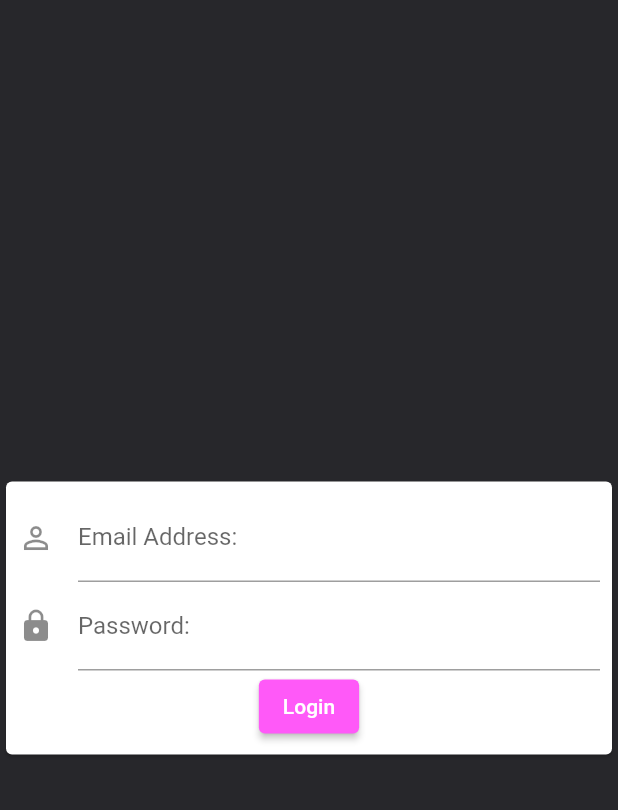
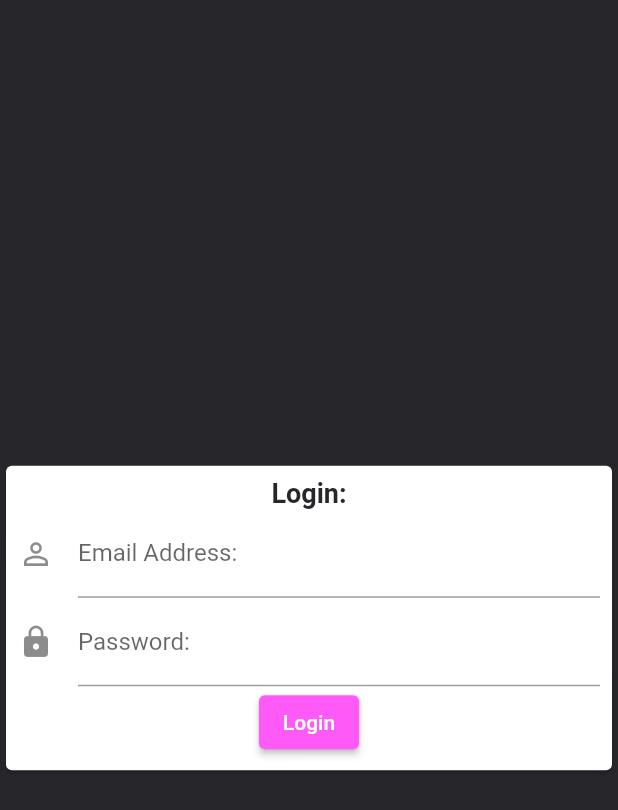
Before and after one commit to jacob1710/noteyio-flutter, a Flutter app: the screen it shows after launch, after a tap on "I Already have an account", on a phone screen of 412 x 824 dp. Shown: the top 810 px of the screen. Run offline on Flutter 3.47's test engine with Material 2 defaults, Android fonts, the phone set to English and light mode, and no system bars; our stand-ins replace get_it, stacked.

Commit message:
Add register view, add title to forms

```diff
--- a/lib/constants/app_styles.dart
+++ b/lib/constants/app_styles.dart
@@ -12,6 +12,11 @@ class AppStyles{
     color: kPrimaryColor,
     fontSize: 14,
     fontWeight: FontWeight.w600,
+  );
+  static const TextStyle kHeadingTextStyle = TextStyle(
+    color: kDefaultDarkColor,
+    fontSize: 18,
+    fontWeight: FontWeight.bold,
   );
 
   static const Color kDefaultDarkColor = Color(0xFF27272B);
--- a/lib/constants/route_names.dart
+++ b/lib/constants/route_names.dart
@@ -1,3 +1,4 @@
 class AppRouteNames{
   static const String kLoginViewRoute = "LoginView";
+  static const String kRegistrationViewRoute = "RegistrationView";
 }
--- a/lib/router.dart
+++ b/lib/router.dart
@@ -1,8 +1,7 @@
-
-
 import 'package:flutter/material.dart';
 import 'package:noteyio_flutter/constants/route_names.dart';
 import 'package:noteyio_flutter/views/authentication/login/login_view.dart';
+import 'package:noteyio_flutter/views/authentication/registration/registration_view.dart';
 
 Route<dynamic> generateRoute(RouteSettings settings) {
   print("Router Accessed.");
@@ -13,16 +12,19 @@ Route<dynamic> generateRoute(RouteSettings settings) {
         routeName: settings.name,
         viewToShow: LoginView(),
       );
+    case AppRouteNames.kRegistrationViewRoute:
+      return _getPageRoute(
+        routeName: settings.name,
+        viewToShow: RegistrationView(),
+      );
 
     default:
       return MaterialPageRoute(
           builder: (_) => Scaffold(
-            body: Center(
-                child: Text('No route defined for ${settings.name}')),
-          )
-      );
+                body: Center(
+                    child: Text('No route defined for ${settings.name}')),
+              ));
   }
-
 }
 
 PageRoute _getPageRoute({String? routeName, required Widget viewToShow}) {
--- a/lib/views/authentication/intro_view.dart
+++ b/lib/views/authentication/intro_view.dart
@@ -44,7 +44,8 @@ class IntroView extends StatelessWidget {
                   model.getStarted();
                   // model.navigateToLogin();
                   print('Register');
-                    },
+                  model.navigateToRegistration();
+                  },
                 text: "Create a new Account",
               ),
             ],
--- a/lib/views/authentication/login/login_view.dart
+++ b/lib/views/authentication/login/login_view.dart
@@ -28,6 +28,10 @@ class _LoginViewState extends State<LoginView> {
                       padding: const EdgeInsets.all(8.0),
                       child: Column(
                         children: [
+                          Text(
+                            "Login:",
+                            style: AppStyles.kHeadingTextStyle,
+                          ),
                           TextFormField(
                             decoration: const InputDecoration(
                               icon: Icon(Icons.perm_identity),
@@ -37,7 +41,7 @@ class _LoginViewState extends State<LoginView> {
                             keyboardType: TextInputType.emailAddress,
                             enableSuggestions: true,
                             autocorrect: false,
-                        onChanged: (value){
+                            onChanged: (value) {
                               print(value);
                               model.currentEmail = value;
                             },
@@ -51,14 +55,14 @@ class _LoginViewState extends State<LoginView> {
                             obscureText: true,
                             enableSuggestions: false,
                             autocorrect: false,
-                        onChanged: (value){
+                            onChanged: (value) {
                               print(value);
                               model.currentPwd = value;
                             },
                           ),
                           Center(
                             child: DefaultButton(
-                          onTapped: (){
+                              onTapped: () {
                                 model.loginPressed();
                               },
                               text: 'Login',
@@ -68,10 +72,8 @@ class _LoginViewState extends State<LoginView> {
                       ),
                     ),
                   )
-
                 ],
               ),
-        )
-    );
+            ));
   }
 }
--- a/lib/views/basemodel.dart
+++ b/lib/views/basemodel.dart
@@ -1,5 +1,6 @@
 import 'package:flutter/material.dart';
 import 'package:noteyio_flutter/constants/route_names.dart';
+import 'package:noteyio_flutter/services/api_service.dart';
 import 'package:noteyio_flutter/services/navigation_service.dart';
 
 import '../locator.dart';
@@ -7,8 +8,12 @@ import '../locator.dart';
 class BaseModel extends ChangeNotifier {
 
   final NavigationService _navigationService = locator<NavigationService>();
+  final ApiService apiService = locator<ApiService>();
 
   navigateToLogin(){
-    _navigationService.navigateToWithNoBack(AppRouteNames.kLoginViewRoute);
+    _navigationService.navigateTo(AppRouteNames.kLoginViewRoute);
+  }
+  navigateToRegistration(){
+    _navigationService.navigateTo(AppRouteNames.kRegistrationViewRoute);
   }
 }
```
Also changed, not shown: lib/models/User.dart (added, +7 -0 lines), lib/services/api_service.dart (+18 -2 lines), lib/views/authentication/registration/registration_view.dart (added, +96 -0 lines), lib/views/authentication/registration/registration_view_model.dart (added, +20 -0 lines). Lines whose indentation alone changed are shown as unchanged.
